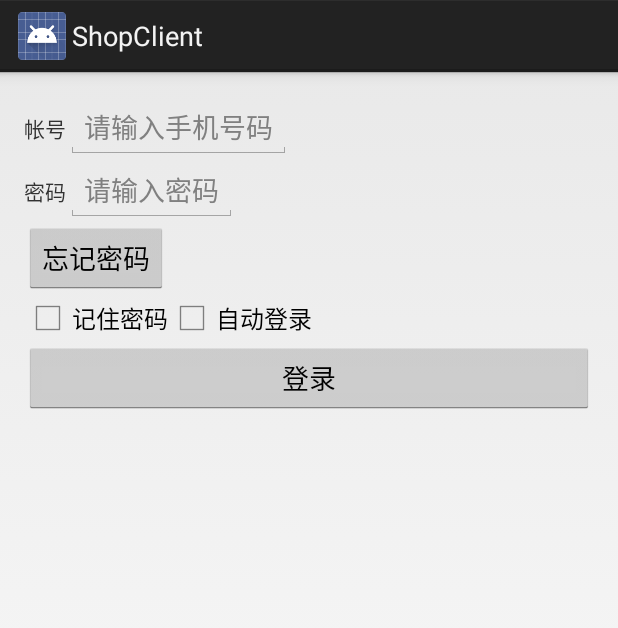
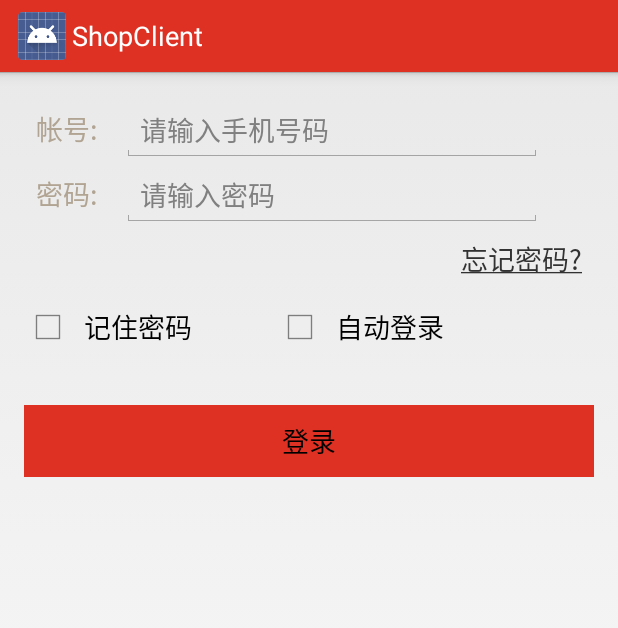
Before and after one commit to Lyren/shop, an Android app: the layout login_activity_layout.xml on its own in the app's theme, with its tools: preview values and no code run, on a phone screen of 412 x 824 dp. Shown: the top 628 px of the screen. Run offline under Robolectric (Android 15) with nearby library versions, the phone set to English and light mode, and no system bars.

Commit message:
5-27 21:50

```diff
--- a/shopclient/src/main/AndroidManifest.xml
+++ b/shopclient/src/main/AndroidManifest.xml
@@ -9,7 +9,7 @@
         android:theme="@style/AppTheme" >
         <activity
             android:name="org.tmp.shopclient.ui.views.LoginActivity"
-            android:label="@string/app_name" >
+            android:label="@string/shopLogin" >
             <intent-filter>
                 <action android:name="android.intent.action.MAIN" />
 
@@ -30,6 +30,10 @@
             android:name="org.tmp.shopclient.ui.views.FindPwdActivity2"
             android:label="@string/title_activity_find_pwd_activity2" >
         </activity>
+        <activity
+            android:name="org.tmp.shopclient.ui.views.OrderDetailActivity"
+            android:label="@string/title_activity_order_detail" >
+        </activity>
     </application>
 
 </manifest>
--- a/shopclient/src/main/res/layout/activity_find_pwd_activity2.xml
+++ b/shopclient/src/main/res/layout/activity_find_pwd_activity2.xml
@@ -52,7 +52,7 @@
         android:layout_width="wrap_content"
         android:layout_height="wrap_content"
         android:text="@string/ensure"
-        android:id="@+id/btn_ensure"
+        android:id="@+id/btn_change_ensure"
         android:layout_alignParentLeft="true"
         android:layout_alignParentStart="true"
         android:layout_marginTop="113dp"
@@ -62,8 +62,8 @@
         android:layout_width="wrap_content"
         android:layout_height="wrap_content"
         android:text="@string/cancel"
-        android:id="@+id/btn_cancel"
-        android:layout_alignTop="@+id/btn_ensure"
+        android:id="@+id/btn_change_cancel"
+        android:layout_alignTop="@+id/btn_change_ensure"
         android:layout_alignRight="@+id/et_find_re_new_pwd"
         android:layout_alignEnd="@+id/et_find_re_new_pwd" />
 </RelativeLayout>
--- a/shopclient/src/main/res/layout/login_activity_layout.xml
+++ b/shopclient/src/main/res/layout/login_activity_layout.xml
@@ -18,14 +18,24 @@
             android:id="@+id/tv_account"
             android:layout_width="wrap_content"
             android:layout_height="wrap_content"
+            android:paddingRight="16dp"
+            android:paddingLeft="8dp"
+            android:paddingTop="8dp"
+            android:paddingBottom="8dp"
+            android:textSize="18sp"
+            android:textColor="#b1a492"
             android:text="@string/account" />
 
         <EditText
             android:id="@+id/et_account"
-            android:layout_width="wrap_content"
+            android:layout_width="280dp"
             android:layout_height="wrap_content"
             android:hint="@string/accountHint"
-            android:inputType="phone" />
+            android:inputType="phone"
+            android:paddingTop="8dp"
+            android:paddingBottom="8dp"
+            android:textSize="18sp"
+            android:textColor="#b1a492"/>
     </LinearLayout>
 
     <LinearLayout
@@ -37,44 +47,68 @@
             android:id="@+id/tv_password"
             android:layout_width="wrap_content"
             android:layout_height="wrap_content"
+            android:paddingRight="16dp"
+            android:paddingLeft="8dp"
+            android:paddingTop="8dp"
+            android:paddingBottom="8dp"
+            android:textSize="18sp"
+            android:textColor="#b1a492"
             android:text="@string/password" />
 
         <EditText
             android:id="@+id/et_password"
-            android:layout_width="wrap_content"
+            android:layout_width="280dp"
             android:layout_height="wrap_content"
             android:hint="@string/passwordHint"
-            android:inputType="textPassword" />
+            android:inputType="textPassword"
+            android:paddingTop="8dp"
+            android:paddingBottom="8dp"
+            android:textSize="18sp"
+            android:textColor="#b1a492" />
     </LinearLayout>
 
-    <Button
+    <TextView
         android:id="@+id/btn_forgetPwd"
         android:layout_width="wrap_content"
         android:layout_height="wrap_content"
-        android:text="@string/forgetPassword" />
+        android:text="@string/forgetPassword"
+        android:padding="8dp"
+        android:textSize="18sp"
+        android:layout_gravity="right"
+        android:linksClickable="false" />
 
-    <LinearLayout
+    <RelativeLayout
         android:layout_width="fill_parent"
-        android:layout_height="wrap_content"
-        android:orientation="horizontal" >
+        android:layout_height="wrap_content" >
 
         <CheckBox
             android:id="@+id/cb_rememberPwd"
             android:layout_width="wrap_content"
-            android:layout_height="wrap_content"
-            android:text="@string/rememberPwd" />
+            android:layout_height="48dp"
+            android:text="@string/rememberPwd"
+            android:textSize="18sp"
+            android:layout_gravity="center"
+            android:paddingLeft="8dp"
+            android:paddingRight="8dp" />
 
         <CheckBox
             android:id="@+id/cb_autoLogin"
             android:layout_width="wrap_content"
-            android:layout_height="wrap_content"
-            android:text="@string/autoLogin" />
-    </LinearLayout>
+            android:layout_height="48dp"
+            android:text="@string/autoLogin"
+            android:textSize="18sp"
+            android:layout_toRightOf="@+id/cb_rememberPwd"
+            android:layout_marginLeft="48dp"
+            android:paddingLeft="8dp"
+            android:paddingRight="8dp" />
+    </RelativeLayout>
 
     <Button
         android:id="@+id/btn_login"
         android:layout_width="fill_parent"
         android:layout_height="wrap_content"
-        android:text="@string/login" />
+        android:text="@string/login"
+        android:background="#de3123"
+        android:layout_marginTop="28dp" />
 
 </LinearLayout>
--- a/shopclient/src/main/res/values/strings.xml
+++ b/shopclient/src/main/res/values/strings.xml
@@ -7,9 +7,9 @@
 
     <!-- 登录界面 -->
     <string name="shopLogin">商家登录</string>
-    <string name="account">帐号</string>
-    <string name="password">密码</string>
-    <string name="forgetPassword">忘记密码</string>
+    <string name="account">帐号:</string>
+    <string name="password">密码:</string>
+    <string name="forgetPassword"><u>忘记密码?</u></string>
     <string name="accountHint">请输入手机号码</string>
     <string name="passwordHint">请输入密码</string>
     <string name="login">登录</string>
@@ -41,11 +41,15 @@
     <string name="find_phone_num">手机号码:</string>
     <string name="find_check_code">验证码:</string>
     <string name="find_get_code">获取验证码</string>
->    <string name="ensure">确定</string>
->    <string name="cancel">取消</string>
+>        <string name="ensure">确定</string>
+>        <string name="cancel">取消</string>
     <string name="title_activity_find_pwd_activity2">修改密码</string>
     <string name="new_pwd">新密码</string>
     <string name="re_new_pwd">确认密码</string>
+    <string name="title_activity_order_detail">订单详情</string>
+    <!--订单详情-->
+    <string name="finish">完成</string>
+
 
 
 </resources>
--- a/shopclient/src/main/res/values/styles.xml
+++ b/shopclient/src/main/res/values/styles.xml
@@ -3,6 +3,16 @@
     <!-- Base application theme. -->
     <style name="AppTheme" parent="android:Theme.Holo.Light.DarkActionBar">
         <!-- Customize your theme here. -->
+        <item name="android:actionBarStyle">@style/my_actionbar_style</item>
+    </style>
+
+    <style name="my_actionbar_style" parent="@android:style/Widget.Holo.Light.ActionBar">
+        <item name="android:background">#de3123</item>
+        <item name="android:titleTextStyle">@style/AcBar_titleStyle</item>
+    </style>
+    <style name="AcBar_titleStyle">
+        <item name="android:textColor">#FFFFFF</item>
+        <item name="android:textSize">18sp</item>
     </style>
 
 </resources>
```
Also changed, not shown: shopclient/src/main/java/org/tmp/shopclient/ui/fragments/DealingOrderFragment.java (+13 -1 lines), shopclient/src/main/java/org/tmp/shopclient/ui/views/FindPwdActivity1.java (+10 -19 lines), shopclient/src/main/java/org/tmp/shopclient/ui/views/FindPwdActivity2.java (+27 -14 lines), shopclient/src/main/java/org/tmp/shopclient/ui/views/LoginActivity.java (+8 -4 lines), shopclient/src/main/java/org/tmp/shopclient/ui/views/OrderDetailActivity.java (added, +41 -0 lines), shopclient/src/main/res/layout/activity_order_detail.xml (added, +78 -0 lines), shopclient/src/main/res/menu/find_pwd_activity1.xml (deleted, +0 -9 lines), shopclient/src/main/res/menu/find_pwd_activity2.xml (deleted, +0 -9 lines).
